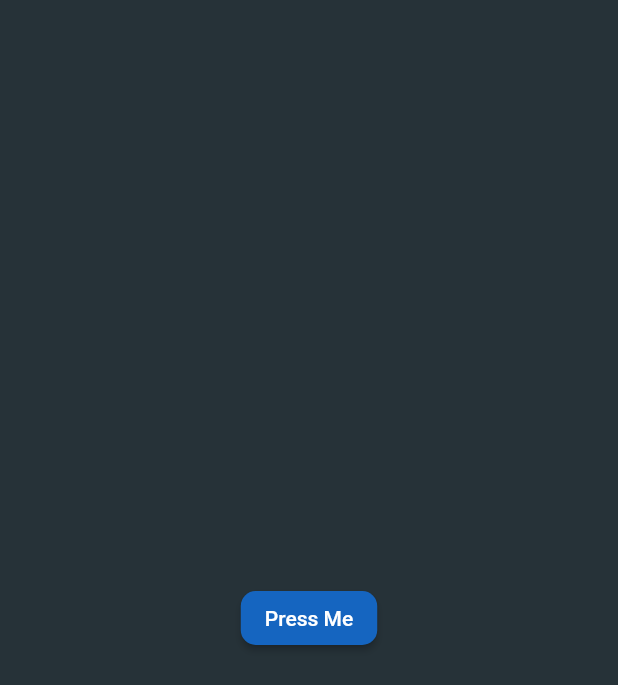
After one commit to PetrosPoll/Flutter-NodeJs-Mongodb-Gym-App, a Flutter app: the HomePage screen opened directly, on a phone screen of 412 x 824 dp. The commit adds this screen. Shown: the top 685 px of the screen. Run offline on Flutter 3.47's test engine with Material 2 defaults, Android fonts, the phone set to English and light mode, and no system bars; our stand-ins replace bloc, circular_countdown_timer, flutter_bloc, flutter_dotenv, table_calendar, vibration.

Commit message:
5-Nov commit

```diff
--- /dev/null
+++ b/lib/home_page.dart
@@ -0,0 +1,21 @@
+import 'package:flutter/material.dart';
+import 'bottom_navigation.dart';
+
+class HomePage extends StatelessWidget {
+  @override
+  Widget build(BuildContext context) {
+    return Scaffold(
+      body: Center(
+        child: ElevatedButton(
+          onPressed: () {
+            Navigator.pushReplacement(
+              context,
+              MaterialPageRoute(builder: (context) => BottomNavigationBarExample()),
+            );
+          },
+          child: Text('Press Me'),
+        ),
+      ),
+    );
+  }
+}
--- a/lib/main.dart
+++ b/lib/main.dart
@@ -2,7 +2,7 @@ import 'package:flutter/material.dart';
 import 'package:flutter_bloc/flutter_bloc.dart';
 import 'package:bloc/bloc.dart';
 import 'bloc/calendar_manage_bloc.dart';
-import 'bottom_navigation.dart';
+import 'home_page.dart';
 import 'package:http/http.dart' as http;
 import 'dart:convert';
 import 'package:flutter_dotenv/flutter_dotenv.dart';
@@ -109,7 +109,7 @@ class LoginScreen extends StatelessWidget {
                   print('Pass the login credentials');
                   Navigator.pushReplacement(
                     context,
-                    MaterialPageRoute(builder: (context) => BottomNavigationBarExample()),
+                    MaterialPageRoute(builder: (context) => HomePage()),
                   );
                 } else {
                   // Handle API request error
```
Also changed, not shown: lib/bloc/workout_timer_bloc.dart (added, +54 -0 lines), lib/calendar.dart (+7 -3 lines).
